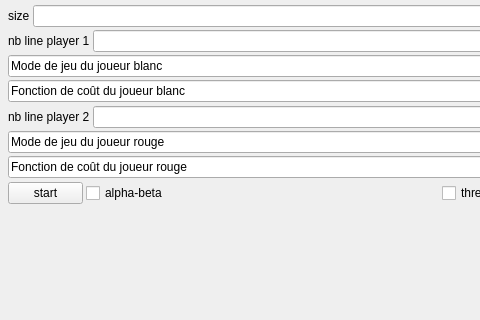
Qt form qt/checkers/mainwindow2.ui (romaincarlsen/EtudesPratiques) before a commit; both pictures show x 0 to 480 and y 0 to 320 of the 800 by 600 pixel window.
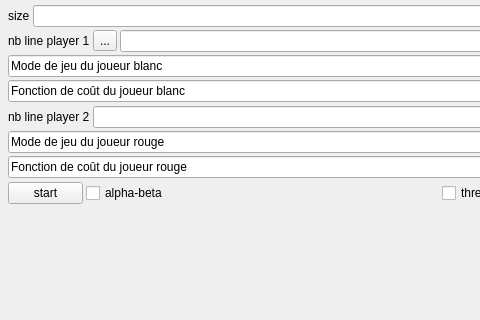
The same form after that commit.

The edit to the form file:
```diff
--- a/qt/checkers/mainwindow2.ui
+++ b/qt/checkers/mainwindow2.ui
@@ -161,6 +161,13 @@
           </property>
          </widget>
         </item>
+        <item>
+         <widget class="QToolButton" name="toolButton">
+          <property name="text">
+           <string>...</string>
+          </property>
+         </widget>
+        </item>
         <item>
          <widget class="QLineEdit" name="nbLineP1_tb"/>
         </item>
```
